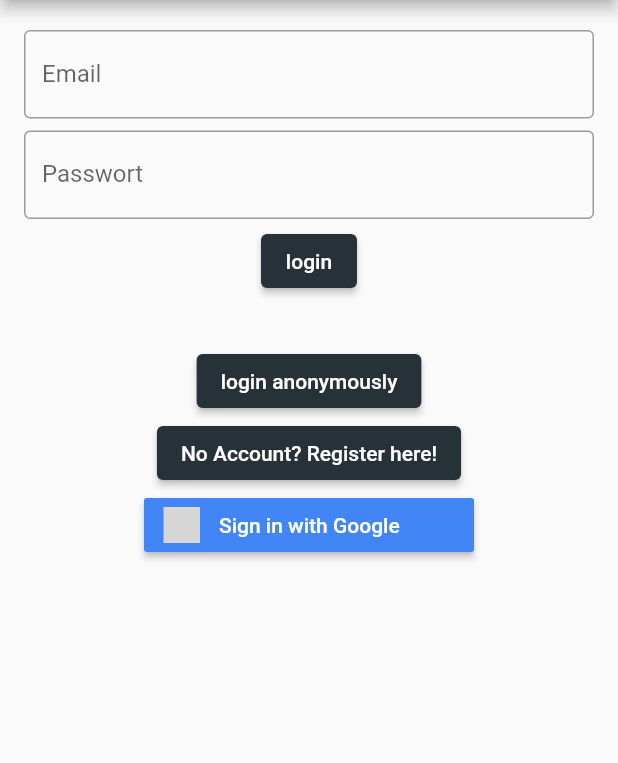
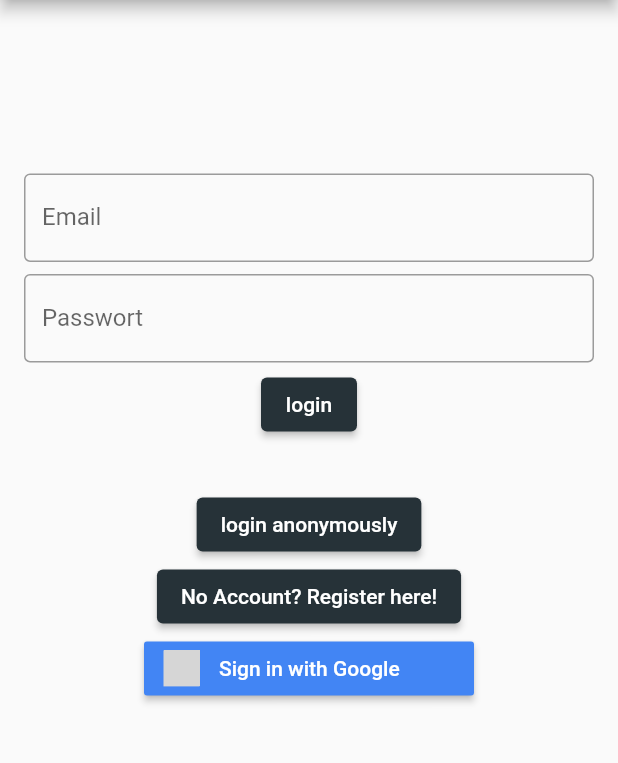
Before and after one commit to MichelSiegert/runaway, a Flutter app: the screen it shows after launch, on a phone screen of 412 x 824 dp, the part 84-847 px from its top. Run offline on Flutter 3.47's test engine with Material 2 defaults, Android fonts, the phone set to English and light mode, and no system bars; our stand-ins replace cloud_firestore, firebase_auth, firebase_core, firebase_database, flutter_signin_button, geocoding and 5 more; accounts and stored records are empty; grey boxes are pictures that could not be loaded.

Commit message:
"is this even better?" "yes"

```diff
--- a/lib/Pages/Login/login_form.dart
+++ b/lib/Pages/Login/login_form.dart
@@ -1,4 +1,5 @@
 import 'package:away/Logic/authentication.dart';
+import 'package:away/Logic/screen_size_calculator.dart';
 import 'package:away/Widgets/loading_animation.dart';
 import 'package:firebase_auth/firebase_auth.dart';
 import 'package:flutter/material.dart';
@@ -15,8 +16,9 @@ class LoginForm extends StatelessWidget {
     final AuthService _authent = AuthService();
     final List<Widget> elements = [];
 
-    elements.add( Padding(
-      padding: const EdgeInsets.fromLTRB(0,4,0,4),
+    elements.add(
+      Padding(
+        padding: const EdgeInsets.fromLTRB(0, 4, 0, 4),
         child: TextField(
           controller: textCon,
           obscureText: false,
@@ -28,7 +30,7 @@ class LoginForm extends StatelessWidget {
 
     elements.add(
       Padding(
-        padding: const EdgeInsets.fromLTRB(0,4,0,4),
+        padding: const EdgeInsets.fromLTRB(0, 4, 0, 4),
         child: TextField(
           obscureText: true,
           decoration: const InputDecoration(
@@ -97,11 +99,14 @@ class LoginForm extends StatelessWidget {
       ),
     ]));
 
-    return SizedBox.expand(
-      child: Center(
+    return Center(
+      child: SizedBox(
+        width: calculateWidth(1, context),
+        height: calculateHeight(0.7, context),
         child: Padding(
           padding: EdgeInsets.all(16),
-          child: ListView(children: elements),
+          child: ListView(children: elements,
+          ),
         ),
       ),
     );
```
Lines whose indentation alone changed are shown as unchanged.
